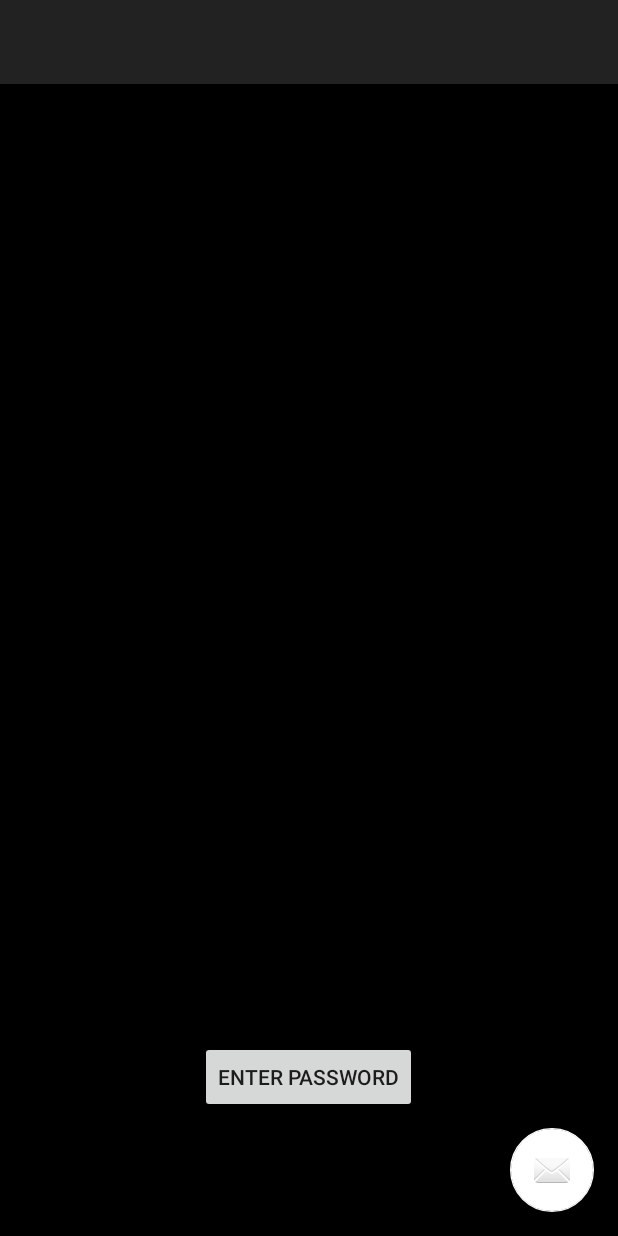
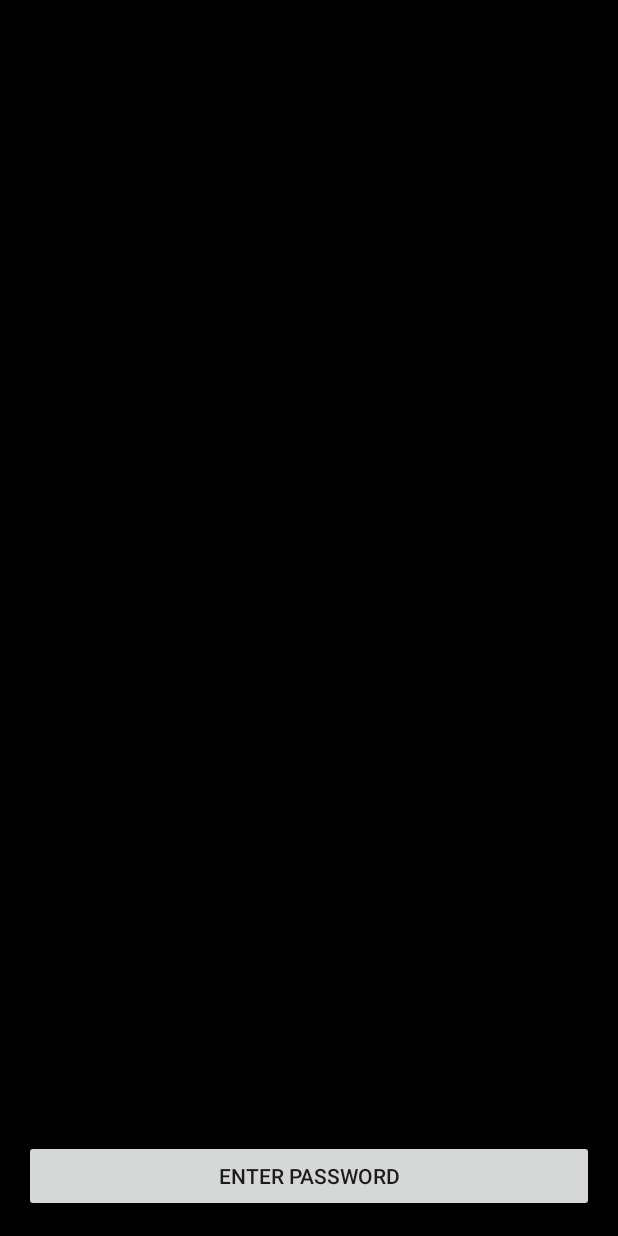
Before and after one commit to elmundio87/WeddingAppAndroid, an Android app: the Password screen opened directly, with no data from a screen before it, on a phone screen of 412 x 824 dp. Run offline under Robolectric (Android 15) with nearby library versions, the phone set to English and light mode, and no system bars; libraries missing offline, so code that uses them is left out: me.dm7.barcodescanner; 4 statements that could not run were skipped.

Commit message:
Fragment-ise the password activity to allow easier button placing

```diff
--- a/app/src/main/java/edtarawedding/elmund/io/taraandedswedding/Password.java
+++ b/app/src/main/java/edtarawedding/elmund/io/taraandedswedding/Password.java
@@ -1,145 +1,20 @@
 package edtarawedding.elmund.io.taraandedswedding;
 
 import android.app.Activity;
-import android.app.AlertDialog;
-import android.content.Context;
-import android.content.DialogInterface;
-import android.content.Intent;
-import android.content.SharedPreferences;
+import android.app.FragmentManager;
 import android.os.Bundle;
-import android.util.Log;
-import android.view.View;
-import android.view.WindowManager;
-import android.view.inputmethod.InputMethodManager;
-import android.widget.AbsListView;
-import android.widget.Button;
-import android.widget.EditText;
-import android.widget.LinearLayout;
-import android.widget.RelativeLayout;
-import android.widget.Toast;
-import me.dm7.barcodescanner.zxing.ZXingScannerView;
 
-public class Password extends Activity implements ZXingScannerView.ResultHandler {
-private ZXingScannerView mScannerView;
+
+public class Password extends Activity {
 
     @Override
     protected void onCreate(Bundle savedInstanceState) {
         super.onCreate(savedInstanceState);
-
-        mScannerView = new ZXingScannerView(this);   // Programmatically initialize the scanner view
-
         setContentView(R.layout.activity_password);
 
-        SharedPreferences pref = getPreferences(Context.MODE_PRIVATE);
-        boolean logged_in = pref.getBoolean("logged_in" ,false);
-
-        if(!logged_in) {
-            Button buttonTemplate = (Button) findViewById(R.id.passwordButton);
-
-
-            setContentView(mScannerView);                // Set the scanner view as the content view
-
-
-            Button enterPasswordButton;
-            enterPasswordButton = new Button(this);
-
-            RelativeLayout.LayoutParams lp = (RelativeLayout.LayoutParams) buttonTemplate.getLayoutParams();
-            enterPasswordButton.setLayoutParams(lp);
-            enterPasswordButton.setText("ENTER PASSWORD");
-            mScannerView.addView(enterPasswordButton);
-
-            enterPasswordButton.setOnClickListener(new View.OnClickListener() {
-                public void onClick(View v) {
-                    passwordDialogShow();
-                }
-            });
-        }else{
-            openSesame();
-        }
+        PasswordFragment fragment = new PasswordFragment();
+        FragmentManager fragmentManager = getFragmentManager();
+        fragmentManager.beginTransaction().replace(R.id.content_frame, fragment).commit();
     }
 
-    public void openSesame() {
-
-        SharedPreferences pref = getPreferences(Context.MODE_PRIVATE);
-        SharedPreferences.Editor editor = pref.edit();
-        editor.putBoolean("logged_in", true);
-        editor.commit();
-
-        Intent intent = new Intent(this, MainActivity.class);
-        startActivity(intent);
-    }
-
-    @Override
-    public void onResume() {
-        super.onResume();
-        mScannerView.setResultHandler(this); // Register ourselves as a handler for scan results.
-        mScannerView.startCamera();          // Start camera on resume
-    }
-
-    @Override
-    public void onPause() {
-        super.onPause();
-        mScannerView.stopCamera();           // Stop camera on pause
-    }
-
-    @Override
-    public void handleResult(com.google.zxing.Result result) {
-        // Do something with the result here
-        Log.v("lol", result.getText()); // Prints scan results
-        Log.v("lol", result.getBarcodeFormat().toString()); // Prints the scan format (qrcode, pdf417 etc.)
-        if(validatePassword(result.getText())) {
-            openSesame();
-            mScannerView.removeAllViews();
-        }else{
-            Toast.makeText(getApplicationContext(), "Incorrect password", Toast.LENGTH_LONG).show();
-            mScannerView.startCamera();
-        }
-
-
-    }
-
-    private boolean validatePassword(String password){
-        return password.toUpperCase().equals("STARWARSDAY");
-    }
-
-    private void passwordDialogShow(){
-        AlertDialog.Builder b = new AlertDialog.Builder(this);
-
-        final EditText input = new EditText(this);
-        LinearLayout.LayoutParams lp = new LinearLayout.LayoutParams(
-                LinearLayout.LayoutParams.MATCH_PARENT,
-                LinearLayout.LayoutParams.MATCH_PARENT);
-        input.setLayoutParams(lp);
-        b.setView(input);
-
-        b.setPositiveButton("OK",
-                new DialogInterface.OnClickListener() {
-                    public void onClick(DialogInterface dialog, int which) {
-                        if (validatePassword(input.getText().toString())) {
-                            openSesame();
-                        } else {
-                            Toast.makeText(getApplicationContext(), "Incorrect password", Toast.LENGTH_LONG).show();
-                        }
-                    }
-                });
-
-        b.setNegativeButton("Cancel",
-                new DialogInterface.OnClickListener() {
-                    public void onClick(DialogInterface dialog, int which) {
-                        dialog.cancel();
-                    }
-                });
-
-        AlertDialog alertDialog = b.create();
-        alertDialog.setTitle("PASSWORD");
-        alertDialog.setMessage("Enter Password");
-
-
-
-
-        alertDialog.getWindow().setSoftInputMode(WindowManager.LayoutParams.SOFT_INPUT_STATE_ALWAYS_VISIBLE);
-
-
-        alertDialog.show();
-    }
 }
--- /dev/null
+++ b/app/src/main/java/edtarawedding/elmund/io/taraandedswedding/PasswordFragment.java
@@ -0,0 +1,149 @@
+package edtarawedding.elmund.io.taraandedswedding;
+
+import android.app.Activity;
+import android.app.AlertDialog;
+import android.content.Context;
+import android.content.DialogInterface;
+import android.content.Intent;
+import android.content.SharedPreferences;
+import android.net.Uri;
+import android.os.Bundle;
+import android.app.Fragment;
+import android.util.Log;
+import android.view.LayoutInflater;
+import android.view.View;
+import android.view.ViewGroup;
+import android.view.WindowManager;
+import android.widget.Button;
+import android.widget.EditText;
+import android.widget.LinearLayout;
+import android.widget.TextView;
+import android.widget.Toast;
+
+import me.dm7.barcodescanner.zxing.ZXingScannerView;
+
+/**
+ * A simple {@link Fragment} subclass.
+ * Activities that contain this fragment must implement the
+ * {@link PasswordFragment.OnFragmentInteractionListener} interface
+ * to handle interaction events.
+ * Use the {@link PasswordFragment#newInstance} factory method to
+ * create an instance of this fragment.
+ */
+public class PasswordFragment extends Fragment implements ZXingScannerView.ResultHandler {
+
+    private ZXingScannerView mScannerView;
+
+    @Override
+    public View onCreateView(LayoutInflater inflater, ViewGroup container, Bundle savedInstanceState) {
+        super.onCreate(savedInstanceState);
+
+        mScannerView = new ZXingScannerView(getActivity());   // Programmatically initialize the scanner view
+
+
+        SharedPreferences pref = getActivity().getPreferences(Context.MODE_PRIVATE);
+
+        Button b = (Button) getActivity().findViewById(R.id.passwordButton);
+        b.setOnClickListener(new View.OnClickListener() {
+            public void onClick(View v) {
+                passwordDialogShow();
+            }
+        });
+
+        boolean logged_in = pref.getBoolean("logged_in" ,false);
+        logged_in = false;
+        if(!logged_in) {
+
+        }else{
+            openSesame();
+        }
+
+        return mScannerView;
+    }
+
+    public void openSesame() {
+
+        SharedPreferences pref = getActivity().getPreferences(Context.MODE_PRIVATE);
+        SharedPreferences.Editor editor = pref.edit();
+        editor.putBoolean("logged_in", true);
+        editor.commit();
+
+        Intent intent = new Intent(getActivity(), MainActivity.class);
+        startActivity(intent);
+    }
+
+    @Override
+    public void onResume() {
+        super.onResume();
+        mScannerView.setResultHandler(this); // Register ourselves as a handler for scan results.
+        mScannerView.startCamera();          // Start camera on resume
+    }
+
+    @Override
+    public void onPause() {
+        super.onPause();
+        mScannerView.stopCamera();           // Stop camera on pause
+    }
+
+    @Override
+    public void handleResult(com.google.zxing.Result result) {
+        // Do something with the result here
+        Log.v("lol", result.getText()); // Prints scan results
+        Log.v("lol", result.getBarcodeFormat().toString()); // Prints the scan format (qrcode, pdf417 etc.)
+        if(validatePassword(result.getText())) {
+            openSesame();
+            mScannerView.removeAllViews();
+        }else{
+            Toast.makeText(getActivity().getApplicationContext(), "Incorrect password", Toast.LENGTH_LONG).show();
+            mScannerView.startCamera();
+        }
+
+
+    }
+
+    private boolean validatePassword(String password){
+        return password.toUpperCase().equals("STARWARSDAY");
+    }
+
+    private void passwordDialogShow(){
+        AlertDialog.Builder b = new AlertDialog.Builder(getActivity());
+
+        final EditText input = new EditText(getActivity());
+        LinearLayout.LayoutParams lp = new LinearLayout.LayoutParams(
+                LinearLayout.LayoutParams.MATCH_PARENT,
+                LinearLayout.LayoutParams.MATCH_PARENT);
+        input.setLayoutParams(lp);
+        b.setView(input);
+
+        b.setPositiveButton("OK",
+                new DialogInterface.OnClickListener() {
+                    public void onClick(DialogInterface dialog, int which) {
+                        if (validatePassword(input.getText().toString())) {
+                            openSesame();
+                        } else {
+                            Toast.makeText(getActivity().getApplicationContext(), "Incorrect password", Toast.LENGTH_LONG).show();
+                        }
+                    }
+                });
+
+        b.setNegativeButton("Cancel",
+                new DialogInterface.OnClickListener() {
+                    public void onClick(DialogInterface dialog, int which) {
+                        dialog.cancel();
+                    }
+                });
+
+        AlertDialog alertDialog = b.create();
+        alertDialog.setTitle("PASSWORD");
+        alertDialog.setMessage("Enter Password");
+
+
+
+
+        alertDialog.getWindow().setSoftInputMode(WindowManager.LayoutParams.SOFT_INPUT_STATE_ALWAYS_VISIBLE);
+
+
+        alertDialog.show();
+    }
+
+}
--- a/app/src/main/res/layout/activity_password.xml
+++ b/app/src/main/res/layout/activity_password.xml
@@ -6,20 +6,6 @@
     android:layout_height="match_parent" android:fitsSystemWindows="true"
     tools:context="edtarawedding.elmund.io.taraandedswedding.Password">
 
-    <android.support.design.widget.AppBarLayout android:layout_height="wrap_content"
-        android:layout_width="match_parent" android:theme="@style/AppTheme.AppBarOverlay">
-
-        <android.support.v7.widget.Toolbar android:id="@+id/toolbar"
-            android:layout_width="match_parent" android:layout_height="?attr/actionBarSize"
-            android:background="?attr/colorPrimary" app:popupTheme="@style/AppTheme.PopupOverlay" />
-
-    </android.support.design.widget.AppBarLayout>
-
     <include layout="@layout/content_password" />
 
-    <android.support.design.widget.FloatingActionButton android:id="@+id/fab"
-        android:layout_width="wrap_content" android:layout_height="wrap_content"
-        android:layout_gravity="bottom|end" android:layout_margin="@dimen/fab_margin"
-        android:src="@android:drawable/ic_dialog_email" />
-
 </android.support.design.widget.CoordinatorLayout>
--- a/app/src/main/res/layout/content_password.xml
+++ b/app/src/main/res/layout/content_password.xml
@@ -11,12 +11,29 @@
     tools:context="edtarawedding.elmund.io.taraandedswedding.Password"
     android:background="#000000">
 
+
+    <LinearLayout
+        android:orientation="vertical"
+        android:layout_width="match_parent"
+        android:layout_height="443dp"
+        android:id="@+id/content_frame"
+        android:layout_alignParentLeft="true"
+        android:layout_alignParentStart="true"
+        android:layout_alignParentRight="true"
+        android:layout_alignParentEnd="true"
+        android:layout_alignParentTop="true"
+        android:layout_above="@+id/passwordButton">
+
+    </LinearLayout>
+
     <Button
-        android:layout_width="wrap_content"
+        android:layout_width="fill_parent"
         android:layout_height="wrap_content"
         android:text="Enter Password"
         android:id="@+id/passwordButton"
+        android:layout_gravity="bottom|left|right"
         android:layout_alignParentBottom="true"
-        android:layout_centerHorizontal="true"
-        android:layout_marginBottom="66dp" />
+        android:layout_alignParentLeft="true"
+        android:layout_alignParentStart="true" />
+
 </RelativeLayout>
--- /dev/null
+++ b/app/src/main/res/layout/fragment_password.xml
@@ -0,0 +1,6 @@
+<?xml version="1.0" encoding="utf-8"?>
+<LinearLayout xmlns:android="http://schemas.android.com/apk/res/android"
+    android:orientation="vertical" android:layout_width="match_parent"
+    android:layout_height="match_parent">
+
+</LinearLayout>
--- a/app/src/main/res/values/strings.xml
+++ b/app/src/main/res/values/strings.xml
@@ -16,4 +16,7 @@
     <string name="rsvp_url">https://docs.google.com/forms/d/1wcI79U_bRPTzfLr-6wnKSL-WG2ZDX72djELdK7HIZ88/viewform?entry.1357434392&amp;entry.45670494=0&amp;entry.924275645</string>
     <string name="title_activity_venue">Venue</string>
     <string name="title_activity_password">Password</string>
+
+<!-- TODO: Remove or change this placeholder text -->
+    <string name="hello_blank_fragment">Hello blank fragment</string>
 </resources>
```
